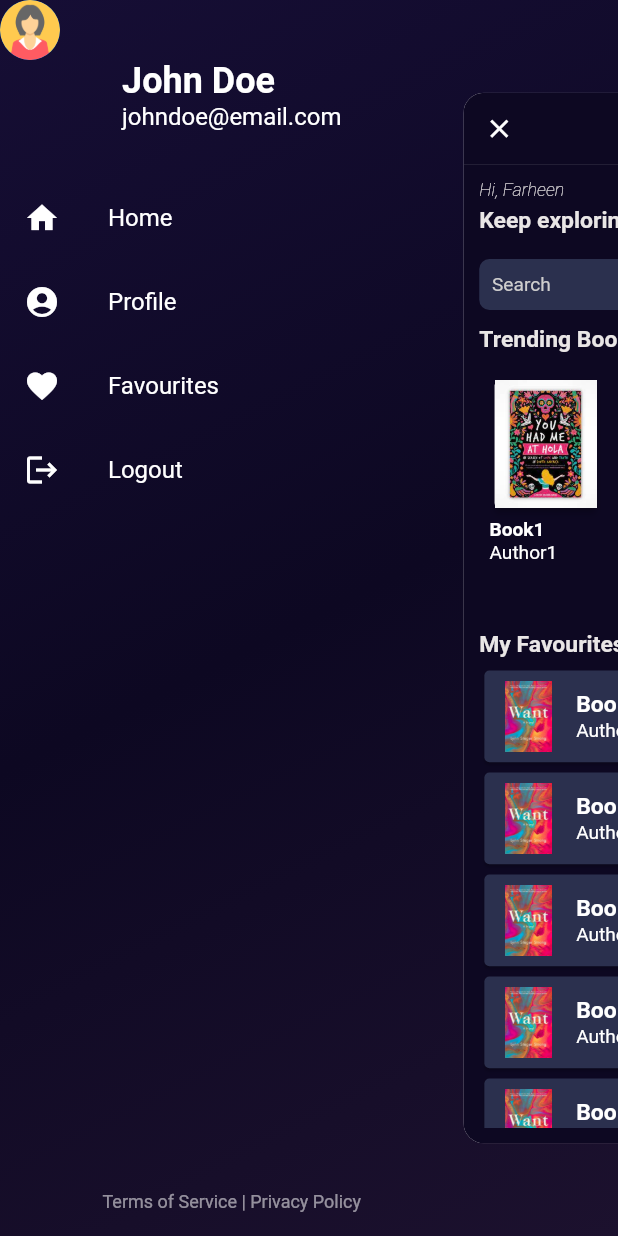
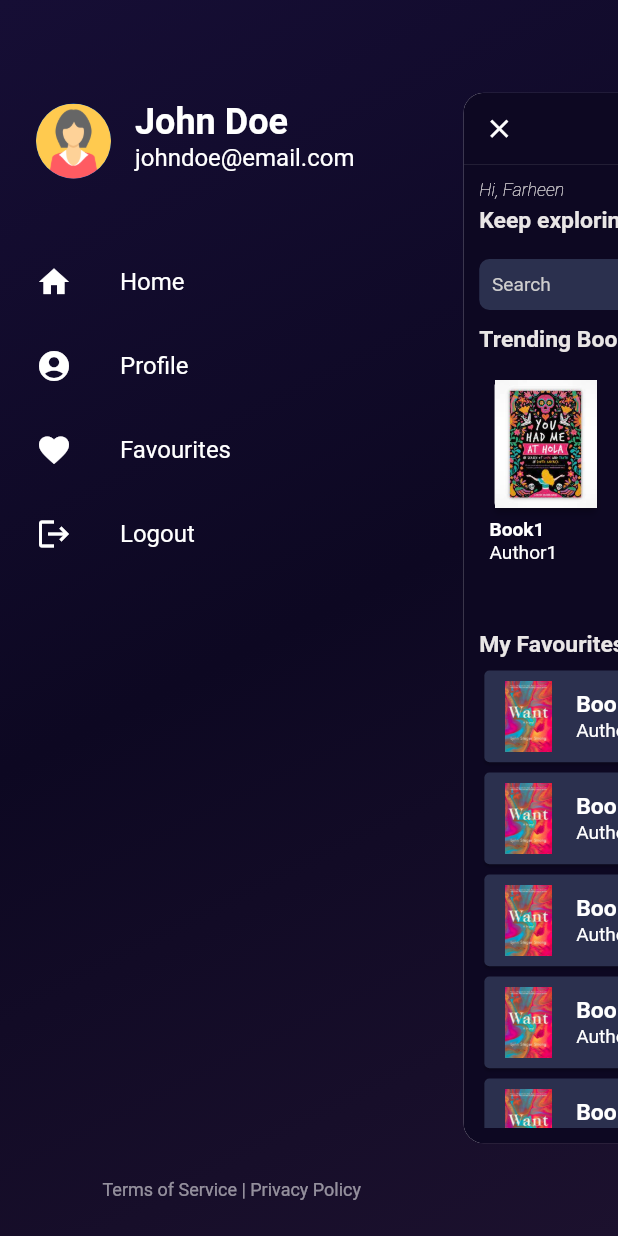
Before and after one commit to iamzaidsoomro/Ebook-reading-app-20SW003-20SW055, a Flutter app: the HomeScreen screen opened by its route, after a tap on the "menu" icon, on a phone screen of 412 x 824 dp. Run offline on Flutter 3.47's test engine with Material 2 defaults, Android fonts, the light colour scheme and no system bars; drawn by our look-alikes of flutter_advanced_drawer; our stand-ins replace firebase_auth, firebase_core; accounts and stored records are empty.

Commit message:
Drawer Fixed

```diff
--- a/lib/home.dart
+++ b/lib/home.dart
@@ -137,6 +137,7 @@ class _HomeScreenState extends State<HomeScreen> {
       drawer: SafeArea(
         child: Center(
           child: Container(
+            padding: const EdgeInsets.all(8),
             child: ListTileTheme(
               textColor: Colors.white,
               iconColor: Colors.white,
@@ -144,21 +145,15 @@ class _HomeScreenState extends State<HomeScreen> {
                 mainAxisSize: MainAxisSize.max,
                 mainAxisAlignment: MainAxisAlignment.center,
                 children: [
-                  Row(
-                    crossAxisAlignment: CrossAxisAlignment.center,
-                    children: const [
-                      CircleAvatar(
-                        radius: 20.0,
+                  const SizedBox(
+                    height: 50,
+                  ),
+                  const ListTile(
+                    leading: CircleAvatar(
+                      radius: 25.0,
                       backgroundImage: AssetImage('lib/assets/human.png'),
                     ),
-                      SizedBox(width: 16.0),
-                    ],
-                  ),
-                  Column(
-                    // Wrap the name and email in a column
-                    crossAxisAlignment: CrossAxisAlignment.start,
-                    children: const [
-                      Text(
+                    title: Text(
                       'John Doe',
                       style: TextStyle(
                         fontSize: 24.0,
@@ -166,14 +161,13 @@ class _HomeScreenState extends State<HomeScreen> {
                         color: Colors.white,
                       ),
                     ),
-                      Text(
+                    subtitle: Text(
                       'johndoe@email.com',
                       style: TextStyle(
                         fontSize: 16.0,
                         color: Colors.white,
                       ),
                     ),
-                    ],
                   ),
                   const SizedBox(
                     height: 30.0,
```
Lines whose indentation alone changed are shown as unchanged.
